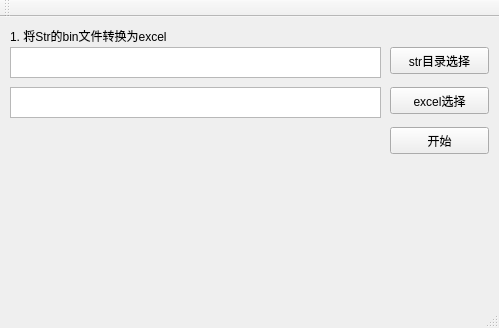
BobLiu20/xls2bin, file QtUI_Project/mainwindow.ui: the form before one commit.
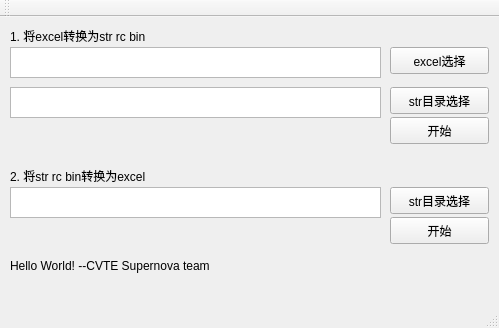
The form after the commit.

Diff of the .ui file:
```diff
--- a/QtUI_Project/mainwindow.ui
+++ b/QtUI_Project/mainwindow.ui
@@ -18,7 +18,7 @@
     <property name="geometry">
      <rect>
       <x>390</x>
-      <y>110</y>
+      <y>100</y>
       <width>99</width>
       <height>27</height>
      </rect>
@@ -31,7 +31,7 @@
     <property name="geometry">
      <rect>
       <x>10</x>
-      <y>30</y>
+      <y>70</y>
       <width>371</width>
       <height>31</height>
      </rect>
@@ -41,7 +41,7 @@
     <property name="geometry">
      <rect>
       <x>390</x>
-      <y>30</y>
+      <y>70</y>
       <width>99</width>
       <height>27</height>
      </rect>
@@ -54,7 +54,7 @@
     <property name="geometry">
      <rect>
       <x>10</x>
-      <y>70</y>
+      <y>30</y>
       <width>371</width>
       <height>31</height>
      </rect>
@@ -64,7 +64,7 @@
     <property name="geometry">
      <rect>
       <x>390</x>
-      <y>70</y>
+      <y>30</y>
       <width>99</width>
       <height>27</height>
      </rect>
@@ -83,20 +83,69 @@
      </rect>
     </property>
     <property name="text">
-     <string>1. 将Str的bin文件转换为excel</string>
+     <string>1. 将excel转换为str rc bin</string>
     </property>
    </widget>
    <widget class="QLabel" name="x2b_tips">
     <property name="geometry">
      <rect>
-      <x>20</x>
-      <y>110</y>
+      <x>10</x>
+      <y>240</y>
       <width>351</width>
       <height>17</height>
      </rect>
     </property>
     <property name="text">
-     <string/>
+     <string>Hello World! --CVTE Supernova team</string>
+    </property>
+   </widget>
+   <widget class="QLabel" name="label_2">
+    <property name="geometry">
+     <rect>
+      <x>10</x>
+      <y>150</y>
+      <width>281</width>
+      <height>17</height>
+     </rect>
+    </property>
+    <property name="text">
+     <string>2. 将str rc bin转换为excel</string>
+    </property>
+   </widget>
+   <widget class="QTextEdit" name="x2b_txt_file_2">
+    <property name="geometry">
+     <rect>
+      <x>10</x>
+      <y>170</y>
+      <width>371</width>
+      <height>31</height>
+     </rect>
+    </property>
+   </widget>
+   <widget class="QPushButton" name="x2b_btn_select_2">
+    <property name="geometry">
+     <rect>
+      <x>390</x>
+      <y>170</y>
+      <width>99</width>
+      <height>27</height>
+     </rect>
+    </property>
+    <property name="text">
+     <string>str目录选择</string>
+    </property>
+   </widget>
+   <widget class="QPushButton" name="x2b_btn_start_2">
+    <property name="geometry">
+     <rect>
+      <x>390</x>
+      <y>200</y>
+      <width>99</width>
+      <height>27</height>
+     </rect>
+    </property>
+    <property name="text">
+     <string>开始</string>
     </property>
    </widget>
   </widget>
```
Left out of the diff: 36 changed lines with no effect on the pictures.
